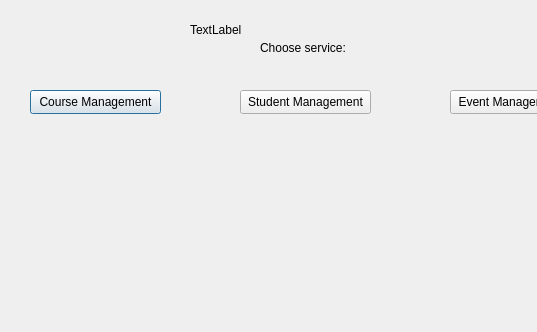
Above: admin_homepage.ui from IOI-dot/UCMS before the change; both pictures show x 0 to 537 and y 0 to 332 of the 678 by 469 pixel window. Below: the same form after it.
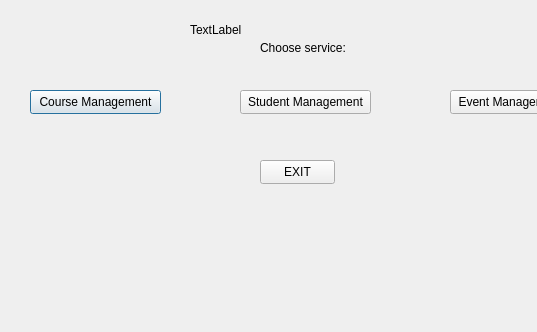
That is the form after the change.

```diff
--- a/admin_homepage.ui
+++ b/admin_homepage.ui
@@ -78,6 +78,19 @@
     <string>TextLabel</string>
    </property>
   </widget>
+  <widget class="QPushButton" name="Exit">
+   <property name="geometry">
+    <rect>
+     <x>260</x>
+     <y>160</y>
+     <width>75</width>
+     <height>24</height>
+    </rect>
+   </property>
+   <property name="text">
+    <string>EXIT</string>
+   </property>
+  </widget>
  </widget>
  <resources/>
  <connections/>
```
